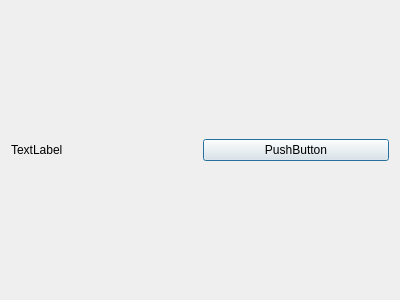
The window that BaseDialog.ui (wruwami/TPCAM-M30) describes before a commit, drawn with Qt 5.
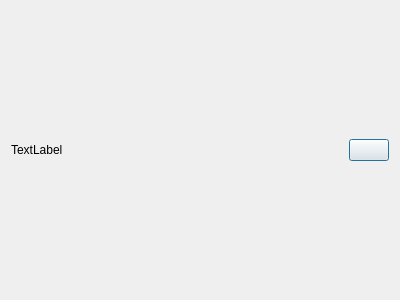
The same window after the commit. Custom widgets are drawn as their Qt base class.

Diff of the .ui file:
```diff
--- a/BaseDialog.ui
+++ b/BaseDialog.ui
@@ -17,7 +17,7 @@
    <item>
     <layout class="QVBoxLayout" name="verticalLayout">
      <item>
-      <layout class="QHBoxLayout" name="horizontalLayout">
+      <layout class="QHBoxLayout" name="horizontalLayout" stretch="9,1">
        <item>
         <widget class="CustomLabel" name="titleLabel">
          <property name="text">
@@ -28,7 +28,7 @@
        <item>
         <widget class="CustomPushButton" name="closePushButton">
          <property name="text">
-          <string>PushButton</string>
+          <string/>
          </property>
         </widget>
        </item>
```
